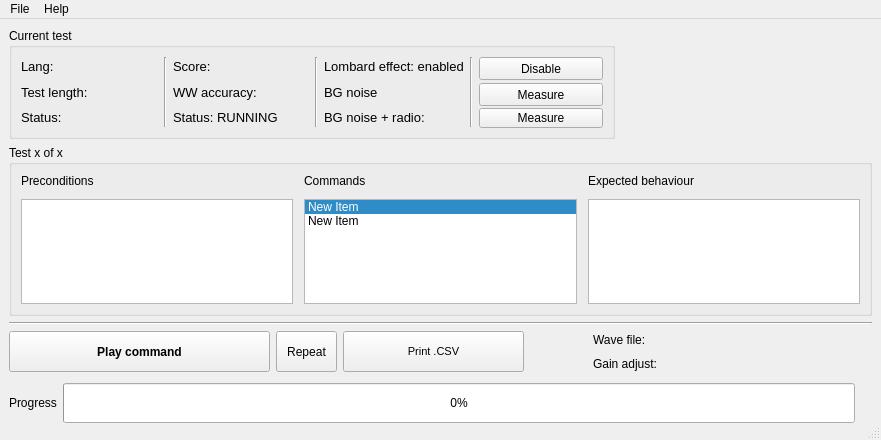
albertoccelli/VORTEX, file source/gui/window.ui: the form before one commit.
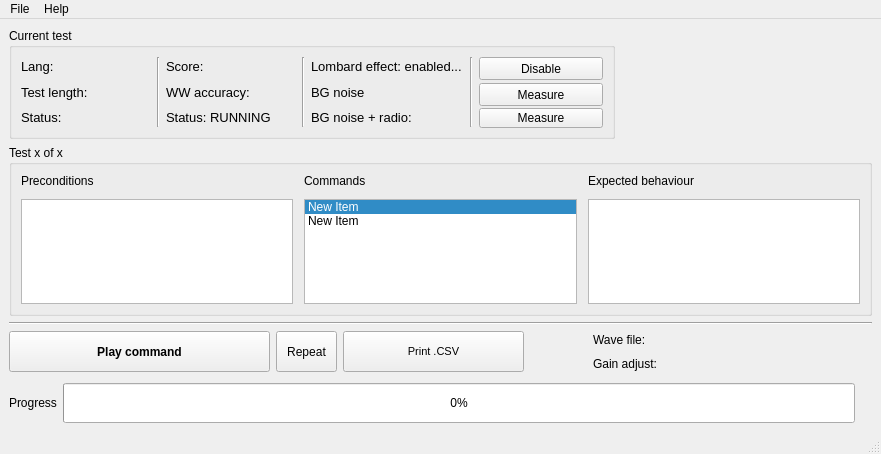
The form after the commit. Icons and pictures are not drawn.

```diff
--- a/source/gui/window.ui
+++ b/source/gui/window.ui
@@ -10,9 +10,15 @@
     <x>0</x>
     <y>0</y>
     <width>881</width>
-    <height>440</height>
+    <height>454</height>
    </rect>
   </property>
+  <property name="sizePolicy">
+   <sizepolicy hsizetype="Preferred" vsizetype="Preferred">
+    <horstretch>0</horstretch>
+    <verstretch>7</verstretch>
+   </sizepolicy>
+  </property>
   <property name="minimumSize">
    <size>
     <width>881</width>
@@ -165,7 +171,7 @@
                       </font>
                      </property>
                      <property name="text">
-                      <string>Lombard effect: enabled</string>
+                      <string>Lombard effect: enabled...</string>
                      </property>
                     </widget>
                    </item>
@@ -183,6 +189,15 @@
                    </item>
                    <item>
                     <widget class="QLabel" name="noiseLabel_2">
+                     <property name="enabled">
+                      <bool>true</bool>
+                     </property>
+                     <property name="minimumSize">
+                      <size>
+                       <width>153</width>
+                       <height>0</height>
+                      </size>
+                     </property>
                      <property name="font">
                       <font>
                        <pointsize>10</pointsize>
@@ -295,19 +310,6 @@
             </item>
            </layout>
           </item>
-          <item>
-           <spacer name="verticalSpacer_3">
-            <property name="orientation">
-             <enum>Qt::Vertical</enum>
-            </property>
-            <property name="sizeHint" stdset="0">
-             <size>
-              <width>20</width>
-              <height>40</height>
-             </size>
-            </property>
-           </spacer>
-          </item>
           <item>
            <widget class="QGroupBox" name="groupBox_2">
             <property name="minimumSize">
@@ -413,19 +415,6 @@
         </item>
        </layout>
       </item>
-      <item>
-       <spacer name="verticalSpacer">
-        <property name="orientation">
-         <enum>Qt::Vertical</enum>
-        </property>
-        <property name="sizeHint" stdset="0">
-         <size>
-          <width>20</width>
-          <height>40</height>
-         </size>
-        </property>
-       </spacer>
-      </item>
       <item>
        <widget class="Line" name="line_4">
         <property name="orientation">
```
Left out of the diff: 56 changed lines with no effect on the pictures.
